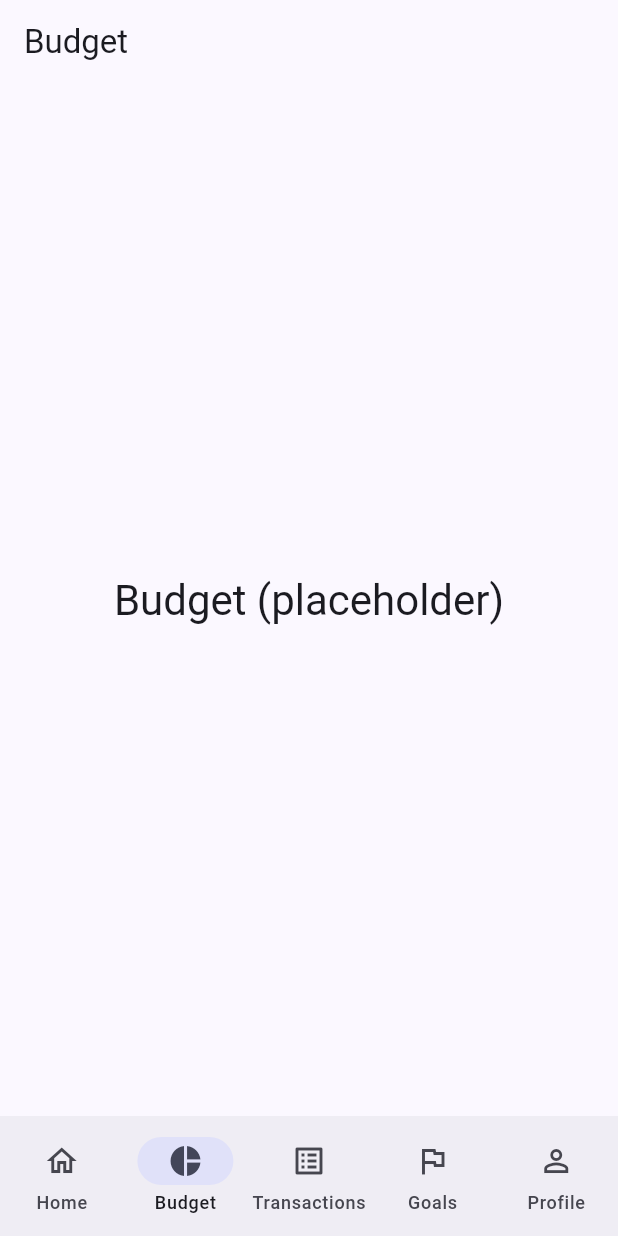
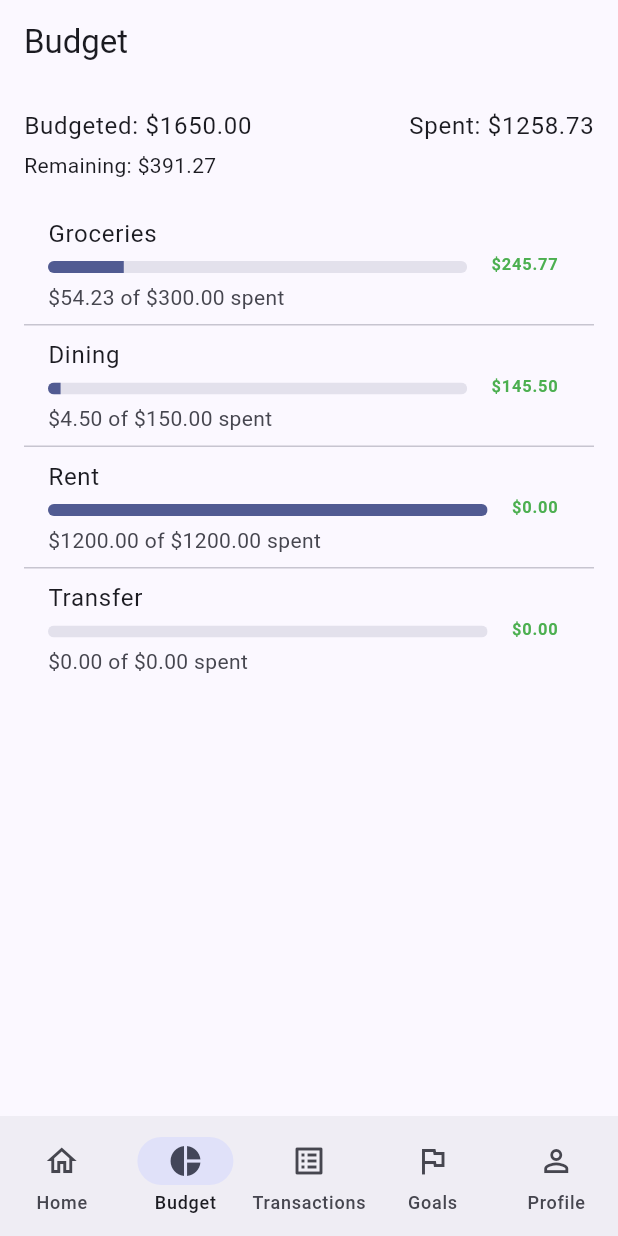
Before and after one commit to 1e1ouch/Budget-App, a Flutter app: the screen it shows after launch, item 2 of the bottom bar chosen, on a phone screen of 412 x 824 dp. Run offline on Flutter 3.47's test engine with Material 3 defaults, Android fonts, the light colour scheme and no system bars.

Commit message:
feat(budget): content-only BudgetScreen (#5)

```diff
--- a/lib/app_state.dart
+++ b/lib/app_state.dart
@@ -7,9 +7,14 @@ class AppState extends ChangeNotifier {
   final Repository _repo;
 
   bool loading = true;
+
+  // Current-month aggregates
   MonthlyTotals monthly = MonthlyTotals(income: 0, spending: 0);
   List<Txn> monthTxns = [];
   List<Txn> recent = [];
+
+  // Budgets (static list for v1)
+  List<BudgetLine> budgets = [];
 
   Future<void> loadInitial() async {
     loading = true;
@@ -18,6 +23,7 @@ class AppState extends ChangeNotifier {
     final now = DateTime.now();
     monthTxns = await _repo.fetchTransactions(month: now);
     monthly = await _repo.fetchMonthlyTotals(month: now);
+    budgets = await _repo.fetchBudgets(); // load budgets
     recent = monthTxns.take(10).toList();
 
     loading = false;
@@ -28,4 +34,26 @@ class AppState extends ChangeNotifier {
     await _repo.addTransaction(t);
     await loadInitial();
   }
+
+  /// Dollars spent in this month for a given category (positive value).
+  double spentForCategory(String categoryId) {
+    double total = 0;
+    for (final t in monthTxns) {
+      if (t.category.id == categoryId && t.amount < 0) {
+        total += -t.amount; // make expenses positive
+      }
+    }
+    return total;
+  }
+
+  /// roll-up helpers for the Budget summary row.
+  double get totalBudgetLimit =>
+      budgets.fold<double>(0, (sum, b) => sum + b.limit);
+
+  double get totalBudgetSpent => budgets.fold<double>(
+    0,
+    (sum, b) => sum + spentForCategory(b.category.id),
+  );
+
+  double get totalBudgetRemaining => totalBudgetLimit - totalBudgetSpent;
 }
--- a/lib/fake_repository.dart
+++ b/lib/fake_repository.dart
@@ -1,8 +1,10 @@
 import 'dart:async';
+
 import 'models.dart';
 import 'repository.dart';
 
 class FakeRepository implements Repository {
+  // --- sample transactions
   final _seed = <Txn>[
     Txn(
       id: 't1',
@@ -22,7 +24,7 @@ class FakeRepository implements Repository {
       id: 't3',
       date: DateTime.now().subtract(const Duration(days: 3)),
       merchant: 'Coffee',
-      amount: -4.5,
+      amount: -4.50,
       category: Category.dining,
     ),
     Txn(
@@ -32,6 +34,14 @@ class FakeRepository implements Repository {
       amount: 1800,
       category: Category.transfer,
     ),
+  ];
+
+  // --- sample budgets (v1 defaults)
+  final _budgets = <BudgetLine>[
+    const BudgetLine(category: Category.groceries, limit: 300),
+    const BudgetLine(category: Category.dining, limit: 150),
+    const BudgetLine(category: Category.rent, limit: 1200),
+    const BudgetLine(category: Category.transfer, limit: 0),
   ];
 
   @override
@@ -65,4 +75,11 @@ class FakeRepository implements Repository {
     _seed.add(txn);
     return txn;
   }
+
+  // return a copy of the budget lines
+  @override
+  Future<List<BudgetLine>> fetchBudgets() async {
+    await Future.delayed(const Duration(milliseconds: 200));
+    return List<BudgetLine>.from(_budgets);
+  }
 }
--- a/lib/main.dart
+++ b/lib/main.dart
@@ -37,10 +37,10 @@
 class _HomeShellState extends State<HomeShell> {
   int _index = 0;
 
-  // real screens for Home & Transactions, placeholders for the rest
+  // real screens for Home, Transactions, Budget, placeholders for the rest
   final List<Widget> _pages = const [
     DashboardScreen(),
-    _PlaceholderPage(title: 'Budget'),
+    BudgetScreen(),
     TransactionsScreen(),
     _PlaceholderPage(title: 'Goals'),
     _PlaceholderPage(title: 'Profile'),
@@ -105,6 +105,93 @@
 }
 
 /// real screens below
+class BudgetScreen extends StatelessWidget {
+  const BudgetScreen({super.key});
+
+  @override
+  Widget build(BuildContext context) {
+    final app = context.watch<AppState>();
+    if (app.loading) {
+      return const Center(child: CircularProgressIndicator());
+    }
+
+    String money(num v) => '\$${v.toStringAsFixed(2)}';
+
+    // content only (no inner scaffold/appbar)
+    return Padding(
+      padding: const EdgeInsets.all(16),
+      child: Column(
+        crossAxisAlignment: CrossAxisAlignment.start,
+        children: [
+          // Summary row
+          Row(
+            mainAxisAlignment: MainAxisAlignment.spaceBetween,
+            children: [
+              Text(
+                'Budgeted: ${money(app.totalBudgetLimit)}',
+                style: Theme.of(context).textTheme.bodyLarge,
+              ),
+              Text(
+                'Spent: ${money(app.totalBudgetSpent)}',
+                style: Theme.of(context).textTheme.bodyLarge,
+              ),
+            ],
+          ),
+          const SizedBox(height: 4),
+          Text('Remaining: ${money(app.totalBudgetRemaining)}'),
+          const SizedBox(height: 16),
+
+          // Per-category list
+          Expanded(
+            child: ListView.separated(
+              itemCount: app.budgets.length,
+              separatorBuilder: (_, __) => const Divider(height: 1),
+              itemBuilder: (_, i) {
+                final line = app.budgets[i];
+                final spent = app.spentForCategory(line.category.id);
+                final limit = line.limit;
+                final pct = limit == 0 ? 0.0 : (spent / limit).clamp(0.0, 1.0);
+                final over = spent > limit;
+
+                return ListTile(
+                  title: Text(line.category.name),
+                  subtitle: Column(
+                    crossAxisAlignment: CrossAxisAlignment.start,
+                    children: [
+                      const SizedBox(height: 6),
+                      ClipRRect(
+                        borderRadius: BorderRadius.circular(6),
+                        child: LinearProgressIndicator(
+                          value: pct,
+                          minHeight: 8,
+                          color: over
+                              ? Colors.red
+                              : Theme.of(context).colorScheme.primary,
+                          backgroundColor: Theme.of(
+                            context,
+                          ).colorScheme.surfaceVariant,
+                        ),
+                      ),
+                      const SizedBox(height: 6),
+                      Text('${money(spent)} of ${money(limit)} spent'),
+                    ],
+                  ),
+                  trailing: Text(
+                    over ? '-${money(spent - limit)}' : money(limit - spent),
+                    style: TextStyle(
+                      color: over ? Colors.red : Colors.green,
+                      fontWeight: FontWeight.w600,
+                    ),
+                  ),
+                );
+              },
+            ),
+          ),
+        ],
+      ),
+    );
+  }
+}
 
 class DashboardScreen extends StatelessWidget {
   const DashboardScreen({super.key});
--- a/lib/models.dart
+++ b/lib/models.dart
@@ -3,6 +3,7 @@ class Category {
   final String name;
   const Category(this.id, this.name);
 
+  // Common categories we’ll reuse across the app
   static const groceries = Category('cat_groceries', 'Groceries');
   static const dining = Category('cat_dining', 'Dining');
   static const rent = Category('cat_rent', 'Rent');
@@ -34,5 +35,14 @@ class MonthlyTotals {
   final double income;
   final double spending;
   MonthlyTotals({required this.income, required this.spending});
+
   double get net => income - spending;
 }
+
+/// a single budget row (category + monthly limit)
+class BudgetLine {
+  final Category category;
+  final double limit;
+
+  const BudgetLine({required this.category, required this.limit});
+}
--- a/lib/repository.dart
+++ b/lib/repository.dart
@@ -4,4 +4,5 @@ abstract class Repository {
   Future<MonthlyTotals> fetchMonthlyTotals({required DateTime month});
   Future<List<Txn>> fetchTransactions({required DateTime month});
   Future<Txn> addTransaction(Txn txn);
+  Future<List<BudgetLine>> fetchBudgets();
 }
```
